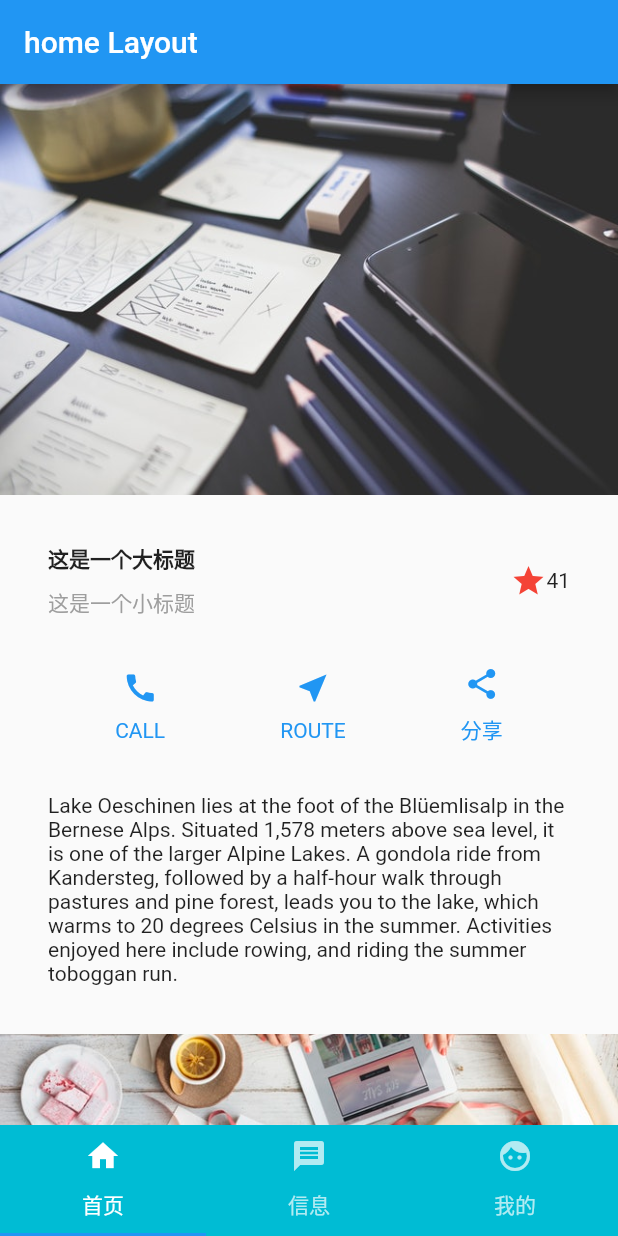
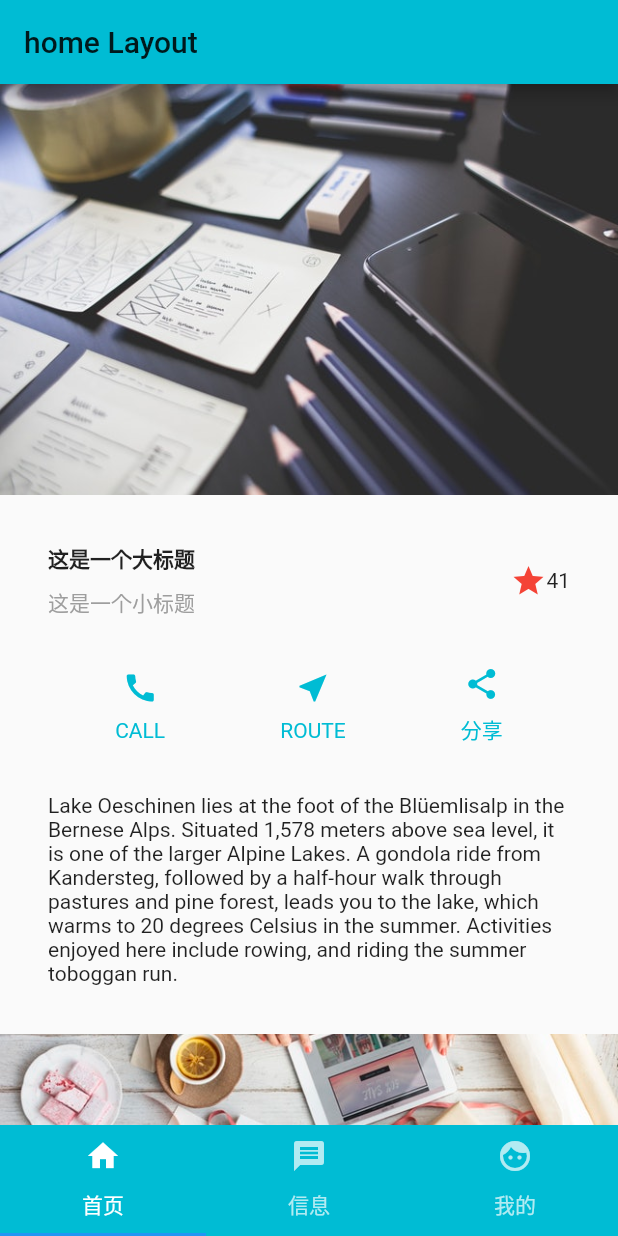
Before and after one commit to Liujlai/navigation_app, a Flutter app: the screen it shows after launch, on a phone screen of 412 x 824 dp. Run offline on Flutter 3.47's test engine with Material 2 defaults, Android fonts, the phone set to English and light mode, and no system bars.

Commit message:
整理目录

```diff
--- a/lib/home.dart
+++ b/lib/home/home.dart
@@ -64,13 +64,13 @@ class  homePageState extends  State<homePage>{
         //child 居中
         mainAxisAlignment: MainAxisAlignment.center,
         children: [
-          new Icon(icon, color: Colors.blue[500]),
+          new Icon(icon, color: Colors.cyan[500]),
           new Container(
               margin: const EdgeInsets.only(top: 8.0),
               child: new Text(
                 text,
                 style: new TextStyle(
-                  color: Colors.blue[500],
+                  color: Colors.cyan[500],
                 ),
               ))
         ],
@@ -107,6 +107,9 @@ class  homePageState extends  State<homePage>{
      */
     return new MaterialApp(
       title: "Layout",
+      theme: ThemeData(
+        primaryColor: Colors.cyan,
+      ),
       home: new Scaffold(
         appBar: new AppBar(
           title: new Text("home Layout"),
--- a/lib/main.dart
+++ b/lib/main.dart
@@ -1,8 +1,8 @@
 import 'package:flutter/material.dart';
 
-import 'home.dart';
-import 'message.dart';
-import 'mine.dart';
+import 'package:navigation_app/home/home.dart';
+import 'package:navigation_app/second/message.dart';
+import 'package:navigation_app/mine/mine.dart';
 
 void main() => runApp(new MyApp());
 
```
Also changed, not shown: lib/mine/mine.dart (renamed from lib/mine.dart), lib/second/message.dart (renamed from lib/message.dart).
